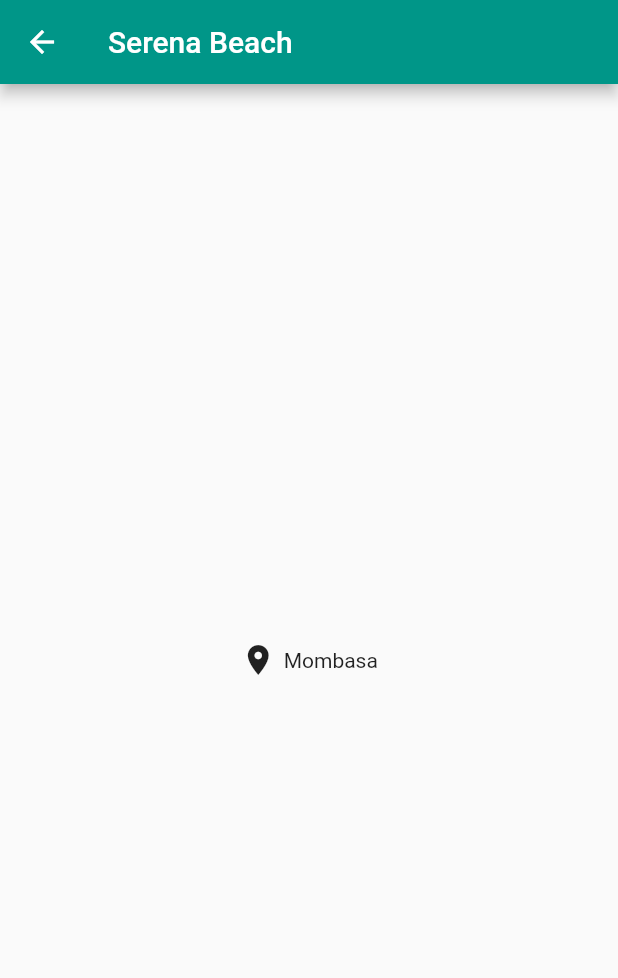
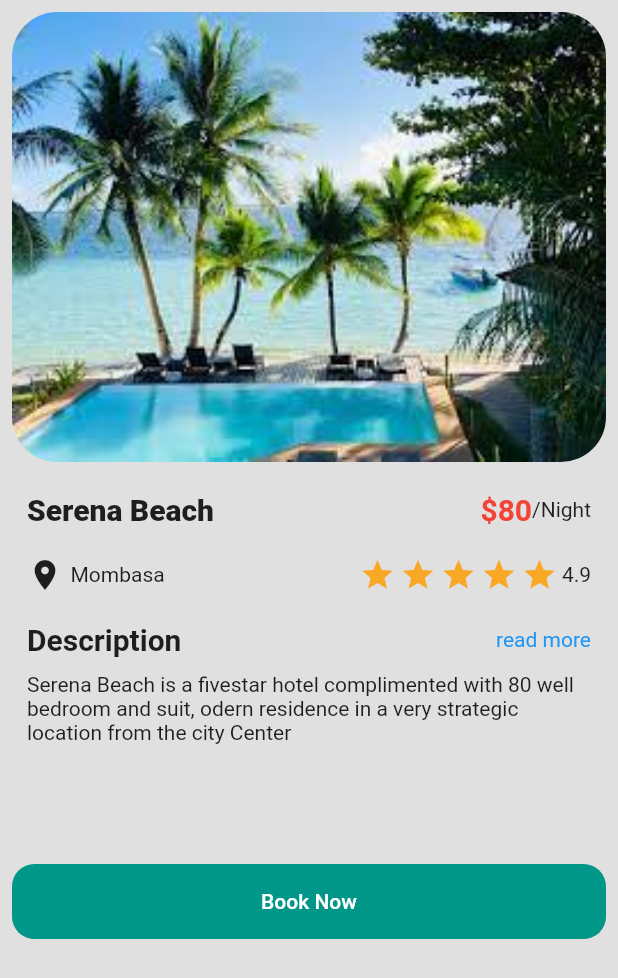
Before and after one commit to hamisirizwan/flutter_hotel_ui, a Flutter app: the HomePage screen opened directly, after a tap on "Serena Beach", on a phone screen of 412 x 824 dp. Shown: the top 978 px of the screen. Run offline on Flutter 3.47's test engine with Material 2 defaults, Android fonts, the phone set to English and light mode, and no system bars.

Commit message:
hotel page

```diff
--- a/lib/componets/hotel_detail.dart
+++ b/lib/componets/hotel_detail.dart
@@ -15,7 +15,7 @@ class HotelContainer extends StatelessWidget {
         Navigator.push(
           context,
           MaterialPageRoute(
-            builder: (context) => HotelDetailsPage(name, location),
+            builder: (context) => HotelDetailsPage(name, location, imageurl),
           ),
         );
         // print("$name");
--- a/lib/pages/hotel_detail_page.dart
+++ b/lib/pages/hotel_detail_page.dart
@@ -3,18 +3,72 @@ import 'package:flutter/material.dart';
 class HotelDetailsPage extends StatelessWidget {
   String name;
   String location;
+  String imgURL;
 
-  HotelDetailsPage(this.name, this.location);
+  HotelDetailsPage(this.name, this.location, this.imgURL);
 
   @override
   Widget build(BuildContext context) {
-    return Scaffold(
-      appBar: AppBar(
-        title: Text("$name"),
+    return SafeArea(
+      child: Scaffold(
+        backgroundColor: Colors.grey[300],
+        body: Padding(
+          padding: const EdgeInsets.all(8.0),
+          child: Column(
+            children: [
+              //image
+              ClipRRect(
+                borderRadius: BorderRadius.circular(30),
+                child: Container(
+                  width: MediaQuery.of(context).size.width,
+                  height: 300,
+                  decoration: BoxDecoration(
+                    image: DecorationImage(
+                      fit: BoxFit.fill,
+                      image: AssetImage("assets/images/$imgURL"),
                     ),
-      body: Center(
+                  ),
+                ),
+              ),
+              SizedBox(
+                height: 20,
+              ),
+              //row 1
+              Padding(
+                padding: const EdgeInsets.only(left: 10, right: 10),
                 child: Row(
-          mainAxisAlignment: MainAxisAlignment.center,
+                  mainAxisAlignment: MainAxisAlignment.spaceBetween,
+                  children: [
+                    Text(
+                      "$name",
+                      style: TextStyle(
+                          fontSize: 20.0, fontWeight: FontWeight.w800),
+                    ),
+                    Row(
+                      children: [
+                        Text(
+                          "\$80",
+                          style: TextStyle(
+                              fontSize: 20.0,
+                              fontWeight: FontWeight.bold,
+                              color: Colors.red),
+                        ),
+                        Text("/Night")
+                      ],
+                    )
+                  ],
+                ),
+              ),
+              SizedBox(
+                height: 20,
+              ),
+              //row 2
+              Padding(
+                padding: const EdgeInsets.only(left: 10, right: 10),
+                child: Row(
+                  mainAxisAlignment: MainAxisAlignment.spaceBetween,
+                  children: [
+                    Row(
                       children: [
                         Icon(Icons.location_on),
                         SizedBox(
@@ -23,7 +77,108 @@ class HotelDetailsPage extends StatelessWidget {
                         Text("$location"),
                       ],
                     ),
+                    Row(
+                      children: [
+                        star(),
+                        star(),
+                        star(),
+                        star(),
+                        star(),
+                        Text("4.9"),
+                      ],
+                    )
+                  ],
+                ),
+              ),
+              //row 3
+              SizedBox(
+                height: 20,
+              ),
+              Padding(
+                padding: const EdgeInsets.only(left: 10, right: 10),
+                child: Row(
+                  mainAxisAlignment: MainAxisAlignment.spaceBetween,
+                  children: [
+                    Text(
+                      "Description",
+                      style: TextStyle(
+                          fontSize: 20.0, fontWeight: FontWeight.bold),
+                    ),
+                    Text(
+                      "read more",
+                      style: TextStyle(color: Colors.blue[500]),
+                    ),
+                  ],
+                ),
+              ),
+              SizedBox(
+                height: 10,
+              ),
+
+              //text
+              Padding(
+                padding: const EdgeInsets.only(left: 10, right: 10),
+                child: Text(
+                    "$name is a fivestar hotel complimented with 80 well bedroom and suit, odern residence in a very strategic location from the city Center"),
+              ),
+
+              //text facilites
+
+              //listview
+
+              //button
+              SizedBox(
+                height: 80,
+              ),
+              ClipRRect(
+                borderRadius: BorderRadius.circular(15),
+                child: ElevatedButton(
+                  style: ElevatedButton.styleFrom(
+                    minimumSize: const Size.fromHeight(50),
+                  ),
+                  onPressed: () {
+                    showDialog(
+                      context: context,
+                      builder: (ctx) => AlertDialog(
+                        title: const Text("RESERVATION INFO"),
+                        content: const Text(
+                            "your reservation will be processed shortly"),
+                        actions: <Widget>[
+                          TextButton(
+                            onPressed: () {
+                              Navigator.of(ctx).pop();
+                            },
+                            child: Container(
+                              // color: Colors.green,
+                              padding: const EdgeInsets.all(14),
+                              child: const Text("okay"),
+                            ),
+                          ),
+                        ],
+                      ),
+                    );
+                  },
+                  child: Text("Book Now"),
+                ),
+              )
+            ],
+          ),
+        ),
       ),
     );
   }
 }
+
+Widget star() {
+  return Row(
+    children: [
+      Icon(
+        Icons.star,
+        color: Colors.yellow[800],
+      ),
+      SizedBox(
+        width: 3,
+      ),
+    ],
+  );
+}
```
Lines whose indentation alone changed are shown as unchanged.
